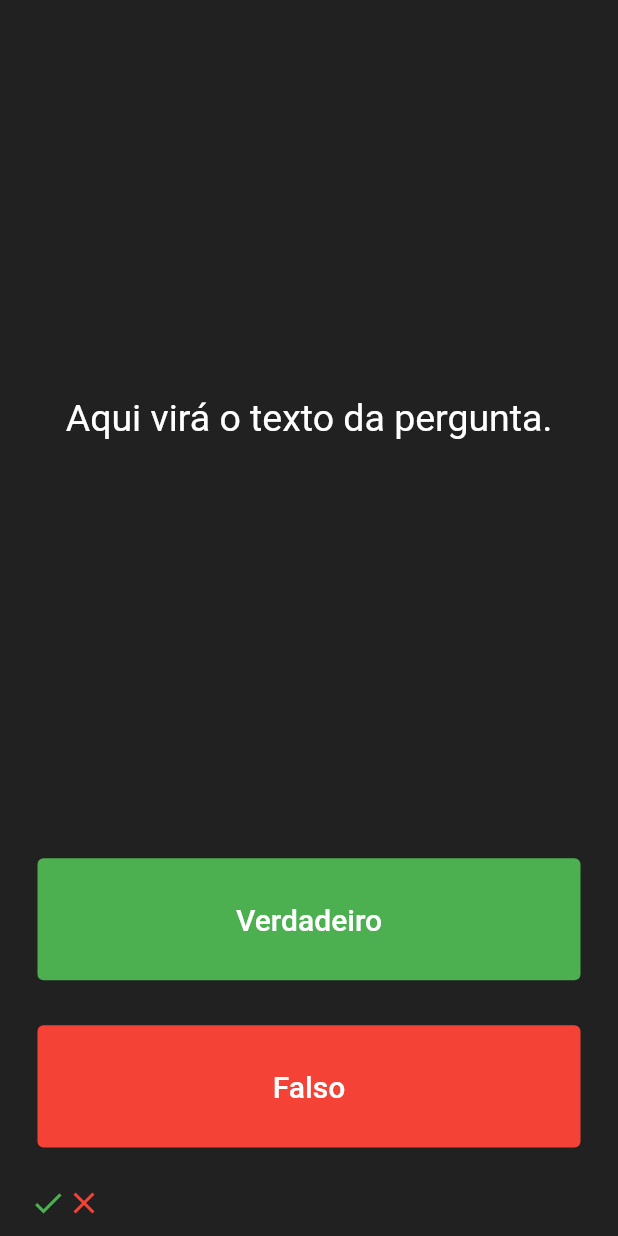
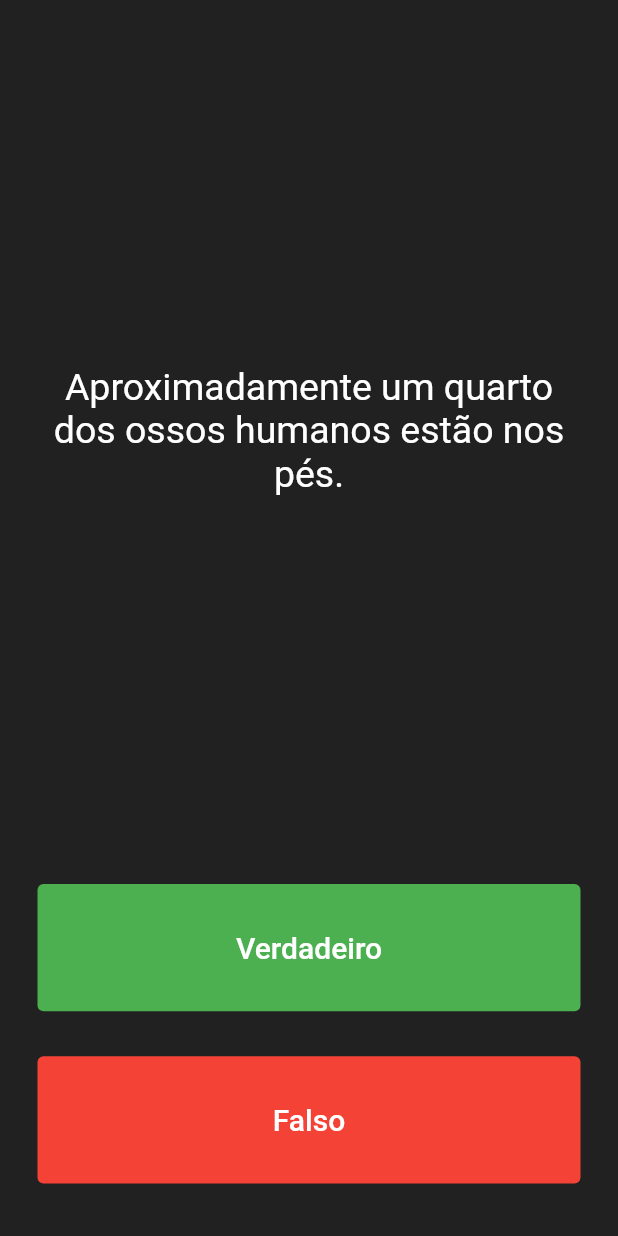
Before and after one commit to GustavoBoscoGit/Aprendendo-Flutter, a Flutter app: the screen it shows after launch, after a tap on "Verdadeiro", after a tap on "Falso", on a phone screen of 412 x 824 dp. Run offline on Flutter 3.47's test engine with Material 2 defaults, Android fonts, the phone set to English and light mode, and no system bars.

Commit message:
atualização quiz

```diff
--- a/lib/main.dart
+++ b/lib/main.dart
@@ -1,4 +1,5 @@
 import 'package:flutter/material.dart';
+import 'package:primeiro_projeto/quiz_brain.dart';
 
 void main() {
   runApp(Quiz());
@@ -31,7 +32,11 @@ class QuizPage extends StatefulWidget {
 }
 
 class _QuizPageState extends State<QuizPage> {
+  QuizBrain quizBrain = QuizBrain();
+
   List<Icon> scoreKeeper = [];
+
+  int questionNumber = 0;
 
   @override
   Widget build(BuildContext context) {
@@ -45,7 +50,7 @@ class _QuizPageState extends State<QuizPage> {
             padding: const EdgeInsets.all(10.0),
             child: Center(
               child: Text(
-                'Aqui virá o texto da pergunta.',
+                quizBrain.questionBank[questionNumber].text,
                 textAlign: TextAlign.center,
                 style: TextStyle(
                   fontSize: 25.0,
@@ -70,14 +75,16 @@ class _QuizPageState extends State<QuizPage> {
                 ),
               ),
               onPressed: () {
-                setState(() {});
-                scoreKeeper.add(
-                  Icon(
-                    Icons.check,
-                    color: Colors.green,
-                  ),
-                );
-                print('Verdadeiro foi pressionado.');
+                setState(() {
+                  bool correctAnswer = quizBrain.questionBank[questionNumber].answer;
+                  if (correctAnswer == true) {
+                    print('Acertou!');
+                  } else {
+                    print('Errou!');
+                  }
+                  questionNumber++;
+                  print(questionNumber);
+                });
               },
             ),
           ),
@@ -97,14 +104,16 @@ class _QuizPageState extends State<QuizPage> {
                 ),
               ),
               onPressed: () {
-                setState(() {});
-                scoreKeeper.add(
-                  Icon(
-                    Icons.close,
-                    color: Colors.red,
-                  ),
-                );
-                print('falso foi pressionado.');
+                setState(() {
+                  bool correctAnswer = quizBrain.questionBank[questionNumber].answer;
+                  if (correctAnswer == false) {
+                    print('Acertou!');
+                  } else {
+                    print('Errou!');
+                  }
+                  questionNumber++;
+                  print(questionNumber);
+                });
               },
             ),
           ),
--- /dev/null
+++ b/lib/question.dart
@@ -0,0 +1,6 @@
+class Question {
+  String text;
+  bool answer;
+
+  Question(this.text, this.answer);
+}
--- /dev/null
+++ b/lib/quiz_brain.dart
@@ -0,0 +1,19 @@
+import 'package:primeiro_projeto/question.dart';
+
+class QuizBrain {
+  final List<Question> questionBank = [
+    Question('Alguns gatos são alérgicos a humanos', true),
+    Question('É possível fazer com que uma vaca suba escadas, mas não descê-las.', false),
+    Question('Aproximadamente um quarto dos ossos humanos estão nos pés.', true),
+    Question('O sangue de uma lesma é verde.', true),
+    Question('O nome de solteira da mãe de Buzz Aldrin era \"Moon\".', true),
+    Question('É ilegal urinar no oceano, em Portugal.', true),
+    Question('Nenhum pedaço quadrado de papel pode ser dobrado mais do que 7 vezes.', false),
+    Question('Em Londres, se você morrer no Parlamento, você tem direito a um funeral de estado, porque o prédio é considerado um local sagrado.', true),
+    Question('O som mais forte produzido por qualquer animal é de 188dB. Esse animal é o elefante africano.', false),
+    Question('A área total dos dois pulmões de um humano é de aproximadamente 70 metros quadrados.', true),
+    Question('Google foi chamado, originalmente de \"Backrub\".', true),
+    Question('O chocolate afeta o coração e o sistema nervoso de um cão; algumas gramas são suficientes para matar um cão pequeno.', true),
+    Question('Na Virginia do Oeste, EUA, se você atropelar um animal com um carro, por acidente, você pode levá-lo para casa e comê-lo.', true),
+  ];
+}
```
